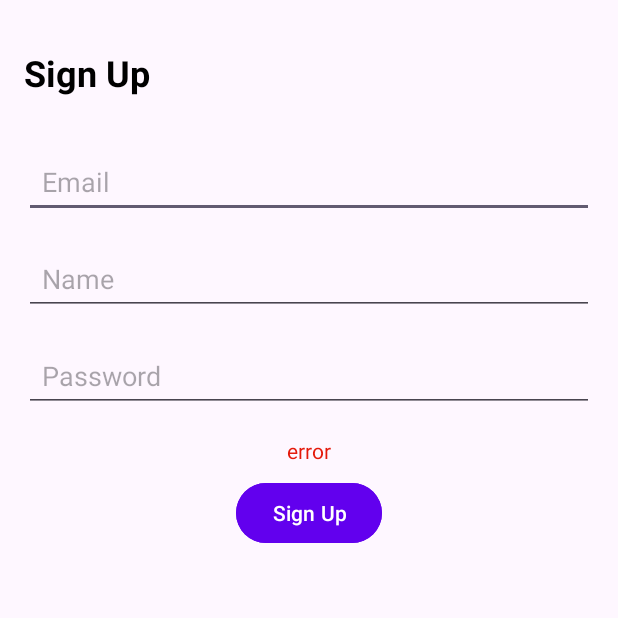
After one commit to Baron-enclave/kotlin-android-example, an Android app: the SignUpActivity screen opened directly, with no data from a screen before it, on a phone screen of 412 x 824 dp, the top half of it. The commit adds this screen. Run offline under Robolectric (Android 15) with nearby library versions, the phone set to English and light mode, and no system bars.

Commit message:
feat: sign up form

```diff
--- a/app/src/main/java/com/example/kotlinandroidexample/HomeActivity.kt
+++ b/app/src/main/java/com/example/kotlinandroidexample/HomeActivity.kt
@@ -10,7 +10,8 @@ import com.example.kotlinandroidexample.services.FakeAuthService
 class HomeActivity : AppCompatActivity() {
     // Creating FakeAuthService in both HomeActivity and MainActivity isn't necessary
     // Need a DI container to create it once
-    private val authService: AuthService = FakeAuthService.instance
+    private var dbHelper = DBHelper(this, null)
+    private val authService: AuthService = FakeAuthService()
 
     private lateinit var binding: ActivityHomeBinding
     override fun onCreate(savedInstanceState: Bundle?) {
--- /dev/null
+++ b/app/src/main/java/com/example/kotlinandroidexample/SignUpActivity.kt
@@ -0,0 +1,57 @@
+package com.example.kotlinandroidexample
+
+import android.os.Bundle
+import android.util.Log
+import android.view.View
+import android.widget.TextView
+import androidx.appcompat.app.AppCompatActivity
+import com.example.kotlinandroidexample.databinding.ActivitySignupBinding
+import com.example.kotlinandroidexample.models.Email
+import com.example.kotlinandroidexample.models.isValidPassword
+import com.example.kotlinandroidexample.services.SQLiteAuthService
+
+
+class SignUpActivity : AppCompatActivity() {
+    private lateinit var binding: ActivitySignupBinding
+    private lateinit var tvErrorMessage: TextView
+
+    private val dbHelper = DBHelper(this, null)
+    private val authService = SQLiteAuthService(dbHelper)
+    override fun onCreate(savedInstanceState: Bundle?) {
+        super.onCreate(savedInstanceState)
+        binding = ActivitySignupBinding.inflate(layoutInflater)
+        tvErrorMessage = binding.tvErrorText
+        setContentView(binding.root)
+
+        binding.btnSignUp.setOnClickListener() {
+            hideMessage()
+            val email = Email(binding.etEmail.text.toString())
+            val password = binding.etPassword.text.toString()
+//            val confirmPassword = binding.etConfirmPassword.text.toString()
+            val name = binding.etName.text.toString()
+            if (!email.isValidEmail()) {
+                displayMessage("Email is invalid")
+                return@setOnClickListener
+            }
+            if (!password.isValidPassword()) {
+                displayMessage("Password must be at least 6 characters")
+                return@setOnClickListener
+            }
+//            if (password != confirmPassword){
+//                displayMessage("Password and confirm password does not match")
+//                return@setOnClickListener
+//            }
+            authService.signUp(email, password, name)
+
+        }
+    }
+
+    private fun displayMessage(message: String) {
+        tvErrorMessage.text = message
+        tvErrorMessage.visibility = View.VISIBLE
+    }
+
+    private fun hideMessage() {
+        tvErrorMessage.visibility = View.INVISIBLE
+    }
+}
--- /dev/null
+++ b/app/src/main/res/layout/activity_signup.xml
@@ -0,0 +1,85 @@
+<?xml version="1.0" encoding="utf-8"?>
+<androidx.constraintlayout.widget.ConstraintLayout xmlns:android="http://schemas.android.com/apk/res/android"
+    android:layout_width="match_parent"
+    android:layout_height="match_parent"
+    xmlns:tools="http://schemas.android.com/tools"
+    xmlns:app="http://schemas.android.com/apk/res-auto"
+    tools:context=".SignUpActivity"
+    android:paddingHorizontal="16dp"
+    android:paddingVertical="16dp">
+
+    <TextView
+        android:id="@+id/tvSignUpTitle"
+        android:layout_width="wrap_content"
+        android:layout_height="wrap_content"
+        android:text="Sign Up"
+        android:textSize="24sp"
+        android:textStyle="bold"
+        android:textColor="#000"
+        android:layout_marginBottom="32dp"
+        app:layout_constraintStart_toStartOf="parent"
+        app:layout_constraintTop_toTopOf="parent"
+        android:layout_marginTop="16dp" />
+
+    <EditText
+        android:id="@+id/etEmail"
+        android:padding="12dp"
+        android:layout_width="match_parent"
+        android:layout_height="wrap_content"
+        android:autofillHints="emailAddress"
+        android:inputType="textEmailAddress"
+        android:hint="Email"
+        app:layout_constraintTop_toBottomOf="@id/tvSignUpTitle"
+        app:layout_constraintStart_toStartOf="parent"
+        app:layout_constraintEnd_toEndOf="parent"
+        android:layout_marginTop="32dp" />
+
+    <EditText
+        android:id="@+id/etName"
+        android:layout_width="match_parent"
+        android:layout_height="wrap_content"
+        android:autofillHints="emailAddress"
+        android:padding="12dp"
+        android:hint="Name"
+        app:layout_constraintTop_toBottomOf="@id/etEmail"
+        app:layout_constraintStart_toStartOf="parent"
+        app:layout_constraintEnd_toEndOf="parent"
+        android:layout_marginTop="16dp" />
+
+    <EditText
+        android:id="@+id/etPassword"
+        android:layout_width="match_parent"
+        android:layout_height="wrap_content"
+        android:autofillHints="emailAddress"
+        android:inputType="textPassword"
+        android:padding="12dp"
+        android:hint="Password"
+        app:layout_constraintTop_toBottomOf="@id/etName"
+        app:layout_constraintStart_toStartOf="parent"
+        app:layout_constraintEnd_toEndOf="parent"
+        android:layout_marginTop="16dp" />
+
+    <TextView
+        android:id="@+id/tvErrorText"
+        android:textSize="14sp"
+        android:textColor="#E4190A"
+        android:text="error"
+        android:layout_width="wrap_content"
+        android:layout_height="wrap_content"
+        app:layout_constraintTop_toBottomOf="@id/etPassword"
+        app:layout_constraintStart_toStartOf="parent"
+        app:layout_constraintEnd_toEndOf="parent"
+        android:layout_marginTop="16dp" />
+
+    <Button
+        android:id="@+id/btnSignUp"
+        android:layout_width="wrap_content"
+        android:layout_height="wrap_content"
+        android:backgroundTint="#6200EE"
+        android:text="Sign Up"
+        app:layout_constraintTop_toBottomOf="@id/tvErrorText"
+        app:layout_constraintStart_toStartOf="parent"
+        app:layout_constraintEnd_toEndOf="parent"
+        android:layout_marginTop="8dp" />
+
+</androidx.constraintlayout.widget.ConstraintLayout>
```
Also changed, not shown: app/src/main/AndroidManifest.xml (+6 -1 lines), app/src/main/java/com/example/kotlinandroidexample/DBHelper.kt (added, +69 -0 lines), app/src/main/java/com/example/kotlinandroidexample/MainActivity.kt (+20 -14 lines), app/src/main/java/com/example/kotlinandroidexample/models/UserProfile.kt (+6 -4 lines), app/src/main/java/com/example/kotlinandroidexample/services/AuthService.kt (+121 -13 lines), app/src/main/res/layout/activity_main.xml (+12 -2 lines).
